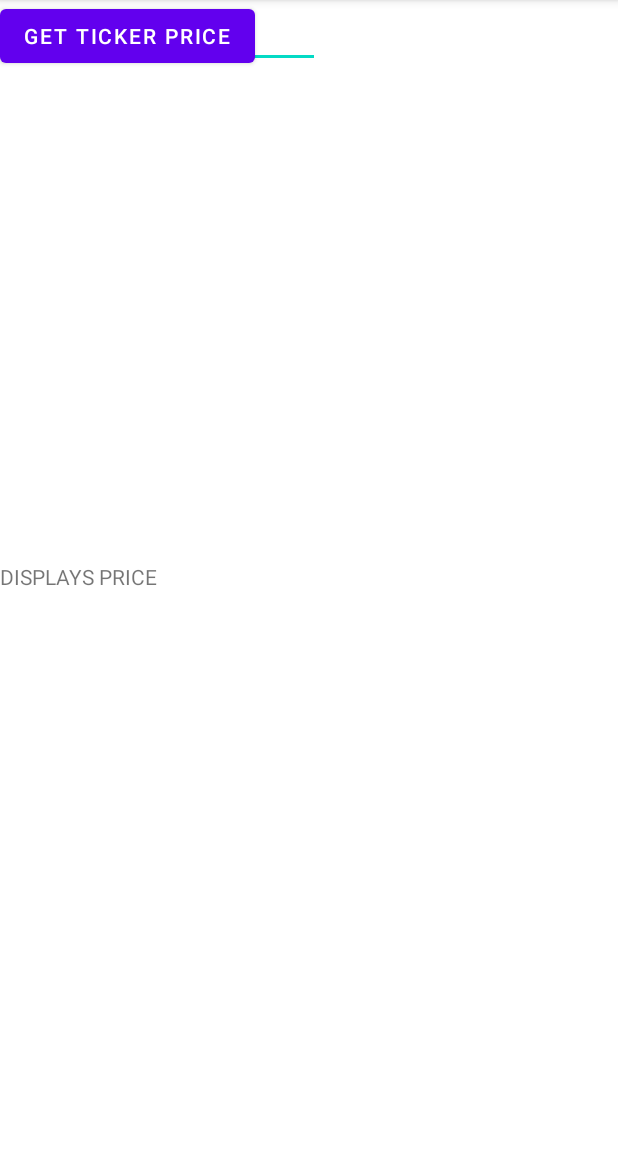
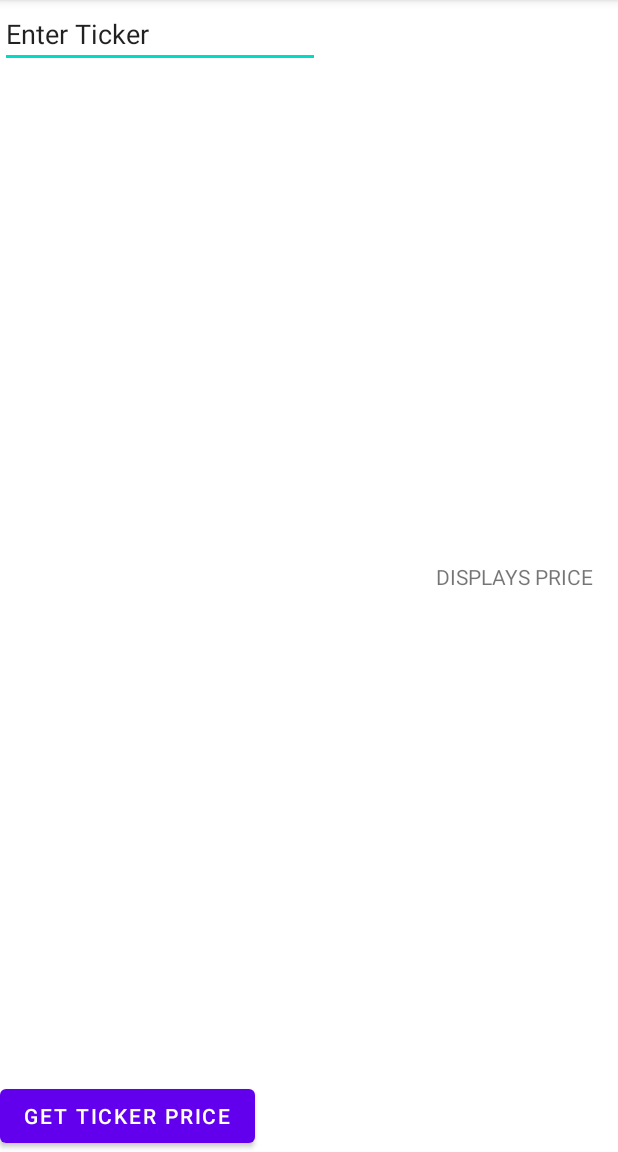
Before and after one commit to RobertScalfani/SmarTrade, an Android app: the MainActivity screen opened directly, with no data from a screen before it, on a phone screen of 412 x 824 dp, the part 84-1236 px from its top. Run offline under Robolectric (Android 15) with nearby library versions, the phone set to English and light mode, and no system bars.

```diff
--- a/app/src/main/AndroidManifest.xml
+++ b/app/src/main/AndroidManifest.xml
@@ -1,6 +1,8 @@
 <?xml version="1.0" encoding="utf-8"?>
 <manifest xmlns:android="http://schemas.android.com/apk/res/android"
     package="com.example.smartrade">
+
+    <uses-permission android:name="android.permission.INTERNET" />
 
     <application
         android:allowBackup="true"
--- a/app/src/main/res/layout/activity_main.xml
+++ b/app/src/main/res/layout/activity_main.xml
@@ -13,23 +13,24 @@
         android:ems="10"
         android:inputType="textPersonName"
         android:text="Enter Ticker"
-        tools:layout_editor_absoluteX="122dp"
-        tools:layout_editor_absoluteY="212dp" />
+        tools:layout_editor_absoluteX="38dp"
+        tools:layout_editor_absoluteY="176dp" />
 
     <TextView
         android:id="@+id/display_ticker"
         android:layout_width="wrap_content"
         android:layout_height="wrap_content"
+        android:layout_marginEnd="16dp"
         android:text="DISPLAYS PRICE"
         app:layout_constraintBottom_toBottomOf="parent"
-        app:layout_constraintTop_toTopOf="parent"
-        tools:layout_editor_absoluteX="162dp" />
+        app:layout_constraintEnd_toEndOf="parent"
+        app:layout_constraintTop_toTopOf="parent" />
 
     <Button
         android:id="@+id/get_price_btn"
         android:layout_width="wrap_content"
         android:layout_height="wrap_content"
         android:text="Get ticker price"
-        tools:layout_editor_absoluteX="77dp"
-        tools:layout_editor_absoluteY="487dp" />
+        app:layout_constraintBottom_toBottomOf="parent"
+        tools:layout_editor_absoluteX="77dp" />
 </androidx.constraintlayout.widget.ConstraintLayout>
```
Also changed, not shown: app/src/main/java/com/example/smartrade/MainActivity.java (+105 -0 lines).
